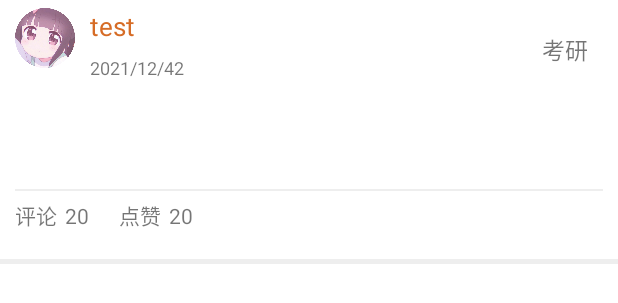
After one commit to weiyuexin/tetl, an Android app: the layout list_items_myissue.xml on its own in the app's theme, with its tools: preview values and no code run, on a phone screen of 412 x 824 dp. The commit adds this screen. Shown: the top 303 px of the screen. Run offline under Robolectric (Android 15) with nearby library versions, the phone set to English and light mode, and no system bars.

Commit message:
实现我的发布页面

```diff
--- a/app/src/main/AndroidManifest.xml
+++ b/app/src/main/AndroidManifest.xml
@@ -17,7 +17,8 @@
         android:roundIcon="@mipmap/ic_launcher"
         android:supportsRtl="true"
         android:theme="@style/Theme.TETL">
-        <activity android:name=".ProfileMessage"></activity>
+        <activity android:name=".MyIssueActivity"></activity>
+        <activity android:name=".ProfileMessage" />
         <activity android:name=".AboutUsActivity" />
         <activity android:name=".EditArticleActivity" />
         <activity android:name=".PersonalInformationDetailsPageActivity" />
--- /dev/null
+++ b/app/src/main/res/layout/list_items_myissue.xml
@@ -0,0 +1,105 @@
+<?xml version="1.0" encoding="utf-8"?>
+<LinearLayout xmlns:android="http://schemas.android.com/apk/res/android"
+    android:orientation="vertical" android:layout_width="match_parent"
+    android:layout_height="match_parent"
+    android:paddingTop="5dp">
+
+    <LinearLayout
+        android:paddingLeft="10dp"
+        android:layout_width="match_parent"
+        android:layout_height="55dp">
+        <top.weiyuexin.tetl.CircleImageView
+            android:id="@+id/head_pic"
+            android:layout_centerInParent="true"
+            android:layout_width="40dp"
+            android:layout_height="40dp"
+            android:src="@drawable/head_img"/>
+
+        <LinearLayout
+            android:layout_width="match_parent"
+            android:layout_height="match_parent">
+            <LinearLayout
+                android:paddingLeft="10dp"
+                android:layout_width="wrap_content"
+                android:layout_height="55dp"
+                android:orientation="vertical">
+                <TextView
+                    android:id="@+id/tv_userName"
+                    android:textSize="17sp"
+                    android:text="test"
+                    android:textColor="@color/articleUserNameColor"
+                    android:layout_width="wrap_content"
+                    android:layout_height="30dp"/>
+                <TextView
+                    android:textSize="12sp"
+                    android:text="2021/12/42"
+                    android:id="@+id/tv_release_time"
+                    android:paddingBottom="5dp"
+                    android:gravity="center"
+                    android:layout_width="wrap_content"
+                    android:layout_height="25dp"/>
+            </LinearLayout>
+            <TextView
+                android:id="@+id/tv_type"
+                android:text="考研"
+                android:textSize="15sp"
+                android:gravity="center|right"
+                android:paddingRight="20dp"
+                android:layout_width="match_parent"
+                android:layout_height="match_parent"/>
+        </LinearLayout>
+    </LinearLayout>
+    <LinearLayout
+        android:layout_marginTop="5dp"
+        android:paddingRight="10dp"
+        android:paddingLeft="10dp"
+        android:orientation="vertical"
+        android:layout_width="match_parent"
+        android:layout_height="wrap_content">
+        <TextView
+            android:padding="5dp"
+            android:id="@+id/tv_article_content"
+            android:layout_width="match_parent"
+            android:layout_height="wrap_content"
+            android:maxLines="10"
+            android:ellipsize="end"
+            android:minHeight="50dp"/>
+        <ImageView
+            android:layout_marginTop="10dp"
+            android:layout_width="fill_parent"
+            android:layout_height="1dp"
+            android:background="#EEEEEE"/>
+        <LinearLayout
+            android:layout_marginTop="5dp"
+            android:layout_width="match_parent"
+            android:layout_height="30dp">
+            <TextView
+                android:text="评论"
+                android:layout_width="wrap_content"
+                android:layout_height="wrap_content"/>
+            <TextView
+                android:id="@+id/tv_comment_sum"
+                android:text="20"
+                android:paddingLeft="5dp"
+                android:layout_width="wrap_content"
+                android:layout_height="wrap_content"/>
+            <TextView
+                android:text="点赞"
+                android:paddingLeft="20dp"
+                android:layout_width="wrap_content"
+                android:layout_height="wrap_content"/>
+            <TextView
+                android:id="@+id/tv_star_sum"
+                android:text="20"
+                android:paddingLeft="5dp"
+                android:layout_width="wrap_content"
+                android:layout_height="wrap_content"/>
+
+        </LinearLayout>
+    </LinearLayout>
+    <ImageView
+        android:layout_marginTop="10dp"
+        android:layout_width="fill_parent"
+        android:layout_height="3dp"
+        android:background="#EEEEEE"/>
+</LinearLayout>
```
Also changed, not shown: app/src/main/java/top/weiyuexin/tetl/MyIssueActivity.java (added, +229 -0 lines), app/src/main/java/top/weiyuexin/tetl/ProfileFragment.java (+15 -0 lines), app/src/main/res/layout/activity_my_issue.xml (added, +34 -0 lines), app/src/main/res/layout/fragment_profile.xml (+27 -0 lines), app/src/main/res/drawable/myissue.png (added).
